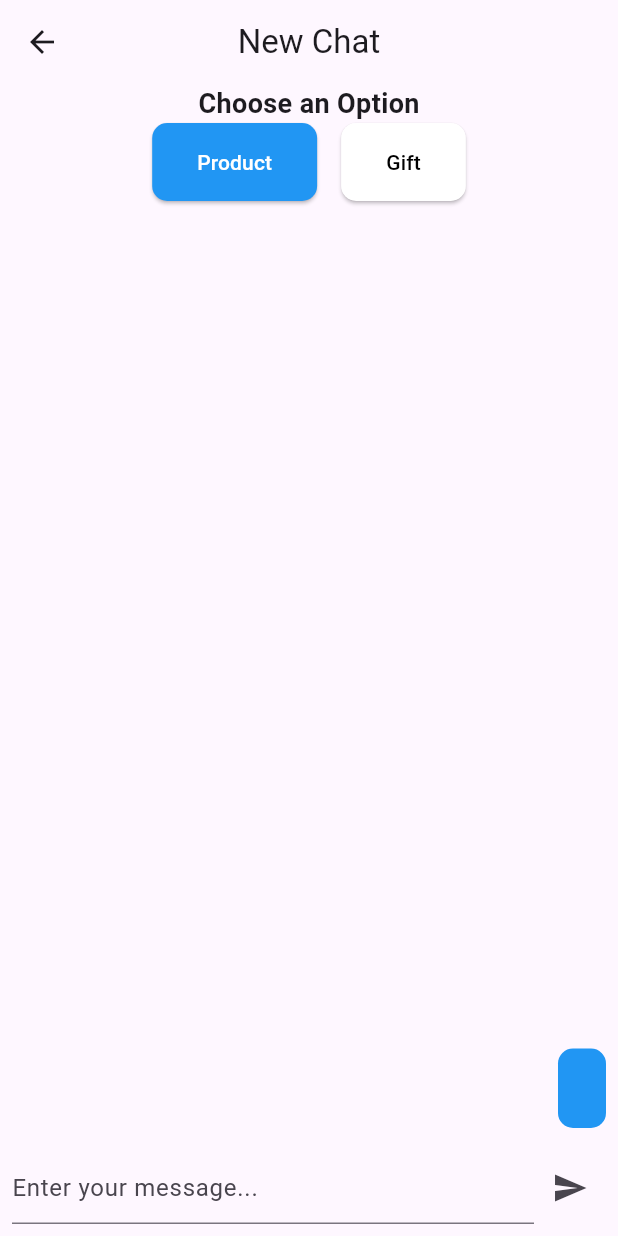
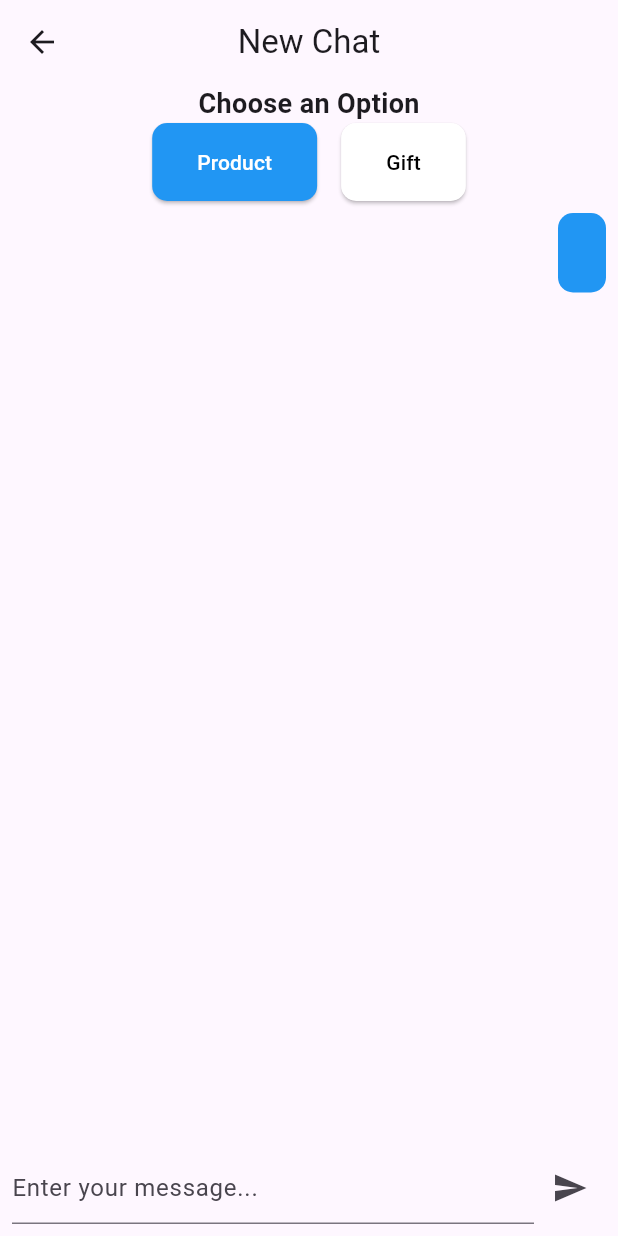
Before and after one commit to Shchoholiev/shopping-assistant-mobile-client, a Flutter app: the screen it shows after launch, after a tap on the "send" icon, on a phone screen of 412 x 824 dp. Run offline on Flutter 3.47's test engine with Material 2 defaults, Android fonts, the phone set to English and light mode, and no system bars; our stand-ins replace graphql, graphql_flutter, jwt_decoder, shared_preferences; accounts and stored records are empty; network calls fail; statements that could not run were skipped.

Commit message:
create new logic for chat

```diff
--- /dev/null
+++ b/lib/network/search_service.dart
@@ -0,0 +1,49 @@
+// search_service.dart
+
+import 'package:graphql_flutter/graphql_flutter.dart';
+import '../network/api_client.dart';
+import '../network/authentication_service.dart';
+import '../screens/chat.dart';
+
+const String startPersonalWishlistMutations = r'''
+  mutation startPersonalWishlist($dto: WishlistCreateDtoInput!) {
+    startPersonalWishlist(dto: $dto) {
+      createdById, id, name, type
+    }
+  }
+''';
+
+class SearchService {
+  final AuthenticationService _authenticationService = AuthenticationService();
+  final ApiClient client = ApiClient();
+
+  Future<void> initializeAuthenticationService() async {
+    await _authenticationService.initialize();
+  }
+
+  Future<void> startPersonalWishlist(String message, Function(Message) handleSSEMessage) async {
+    await _authenticationService.initialize();
+
+    final options = MutationOptions(
+      document: gql(startPersonalWishlistMutations),
+      variables: <String, dynamic>{
+        'dto': {'firstMessageText': message, 'type': 'Product'},
+      },
+    );
+
+    final result = await client.mutate(options);
+
+    if (result != null && result.containsKey('startPersonalWishlist')) {
+      final wishlistId = result['startPersonalWishlist']['id'];
+      final sseStream = client.getServerSentEventStream(
+        'api/productssearch/search/$wishlistId',
+        {'text': message},
+      );
+
+      await for (final chunk in sseStream) {
+        print('${chunk.event}: ${chunk.data}');
+        handleSSEMessage(Message(text: '${chunk.event}: ${chunk.data}'));
+      }
+    }
+  }
+}
--- a/lib/screens/chat.dart
+++ b/lib/screens/chat.dart
@@ -1,135 +1,92 @@
-import 'dart:convert';
+// search_screen.dart
 
 import 'package:flutter/material.dart';
-import 'package:graphql_flutter/graphql_flutter.dart';
-import 'package:shopping_assistant_mobile_client/network/api_client.dart';
+import 'package:shopping_assistant_mobile_client/network/search_service.dart';
 
-const String startPersonalWishlistMutations = r'''
-  mutation startPersonalWishlist($dto: WishlistCreateDtoInput!) {
-    startPersonalWishlist(dto: $dto) {
-      createdById, id, name, type
+class Message {
+  final String text;
+  final bool isUser;
+
+  Message({required this.text, this.isUser = false});
+}
+
+class MessageBubble extends StatelessWidget {
+  final String message;
+  final bool isOutgoing;
+
+  MessageBubble({required this.message, this.isOutgoing = true});
+
+  @override
+  Widget build(BuildContext context) {
+    return Align(
+      alignment: isOutgoing ? Alignment.centerRight : Alignment.centerLeft,
+      child: Container(
+        margin: const EdgeInsets.all(8.0),
+        padding: const EdgeInsets.all(16.0),
+        decoration: BoxDecoration(
+          color: isOutgoing ? Colors.blue : Colors.white,
+          borderRadius: BorderRadius.circular(10.0),
+        ),
+        child: Text(
+          message,
+          style: TextStyle(color: isOutgoing ? Colors.white : Colors.black),
+        ),
+      ),
+    );
   }
 }
-''';
-
-const String sendMessageMutation = r'''
-  mutation sendMessage($wishlistId: ID!, $message: String!) {
-    sendMessage(wishlistId: $wishlistId, message: $message) {
-      // Опис того, що ви очікуєте від відповіді
-    }
-  }
-''';
-
-final ApiClient client = ApiClient();
 
 class ChatScreen extends StatefulWidget {
   @override
   State createState() => ChatScreenState();
 }
 
-class MessageBubble extends StatelessWidget {
-  final String message;
-
-  MessageBubble({required this.message});
-
-  @override
-  Widget build(BuildContext context) {
-    return Align(
-      alignment: Alignment.centerRight,
-      child: Container(
-        margin: const EdgeInsets.all(8.0),
-        padding: const EdgeInsets.all(16.0),
-        decoration: BoxDecoration(
-          color: Colors.blue,
-          borderRadius: BorderRadius.circular(10.0),
-        ),
-        child: Text(
-          message,
-          style: TextStyle(color: Colors.white),
-        ),
-      ),
-    );
-  }
-}
-
 class ChatScreenState extends State<ChatScreen> {
-
+  final SearchService _searchService = SearchService();
+  List<Message> messages = [];
   final TextEditingController _messageController = TextEditingController();
-  List<String> messages = [];
   bool buttonsVisible = true;
   final ScrollController _scrollController = ScrollController();
 
-
   String wishlistId = '';
 
-  // Функція для старту першої вішлісту при відправці першого повідомлення
-  Future<void> _startPersonalWishlist() async {
-    final options = MutationOptions(
-      document: gql(startPersonalWishlistMutations),
-      variables: <String, dynamic>{
-        'dto': {'firstMessageText': messages.first, 'type': 'Product'},
-      },
-    );
-
-    final result = await client.mutate(options);
-
-    if (result != null && result.containsKey('startPersonalWishlist')) {
+  void _handleSSEMessage(Message message) {
     setState(() {
-        wishlistId = result['startPersonalWishlist']['id'];
+      messages.add(message);
     });
   }
+
+  Future<void> _startPersonalWishlist(String message) async {
+    await _searchService.initializeAuthenticationService();
+    await _searchService.startPersonalWishlist(message, _handleSSEMessage);
   }
 
-  // Функція для відправки повідомлення до API
   Future<void> _sendMessageToAPI(String message) async {
-    final options = MutationOptions(
-      document: gql(sendMessageMutation),
-      variables: <String, dynamic>{'wishlistId': wishlistId, 'message': message},
-    );
+    await _searchService.startPersonalWishlist(message, _handleSSEMessage);
 
-    final result = await client.mutate(options);
-
-    // Обробка результатів відправки повідомлення
-    if (result != null && result.containsKey('sendMessage')) {
-      // Отримання та обробка відповідей з GPT-4
-      var sseStream = client.getServerSentEventStream(
-        'api/productssearch/search/$wishlistId',
-        {'text': message},
-      );
-
-      await for (var chunk in sseStream) {
-        print('${chunk.event}: ${chunk.data}');
-        // Оновлення UI або збереження результатів, якщо необхідно
-      }
-    }
+    setState(() {
+      messages.add(Message(text: message, isUser: true));
+    });
   }
 
-  // Функція для відправки повідомлення
   void _sendMessage() {
-    String message = _messageController.text;
+    final message = _messageController.text;
     setState(() {
-      messages.insert(0, message);
+      messages.add(Message(text: message, isUser: true));
     });
 
     if (wishlistId.isEmpty) {
-      // Якщо вішліст не створено, стартуємо його
-      _startPersonalWishlist().then((_) {
-        // Після створення вішлісту, відправляємо перше повідомлення до API
-        _sendMessageToAPI(message);
-      });
+      _startPersonalWishlist(message);
     } else {
-      // Якщо вішліст вже існує, відправляємо повідомлення до API
       _sendMessageToAPI(message);
     }
 
     _messageController.clear();
     _scrollController.animateTo(
-      0.0,
+      _scrollController.position.maxScrollExtent,
       duration: Duration(milliseconds: 300),
       curve: Curves.easeOut,
-    );
-  }
-
+    );}
 
   void _showGiftNotAvailable() {
     showDialog(
@@ -156,11 +113,10 @@ class ChatScreenState extends State<ChatScreen> {
     return Scaffold(
       appBar: AppBar(
         title: Text('New Chat'),
-        centerTitle: true, // Відцентрувати заголовок
+        centerTitle: true,
         leading: IconButton(
           icon: Icon(Icons.arrow_back),
           onPressed: () {
-            // Обробник для кнопки "Назад"
             print('Back button pressed');
           },
         ),
@@ -182,29 +138,28 @@ class ChatScreenState extends State<ChatScreen> {
                     children: <Widget>[
                       ElevatedButton(
                         onPressed: () {
-                          // Обробник для кнопки "Product"
                           print('Product button pressed');
                         },
                         style: ElevatedButton.styleFrom(
                           padding: EdgeInsets.symmetric(horizontal: 30, vertical: 16),
                           shape: RoundedRectangleBorder(
-                            borderRadius: BorderRadius.circular(10), // Закруглення країв
+                            borderRadius: BorderRadius.circular(10),
                           ),
-                          primary: Colors.blue, // Колір кнопки
-                          onPrimary: Colors.white, // Колір тексту на активній кнопці
+                          primary: Colors.blue,
+                          onPrimary: Colors.white,
                         ),
                         child: Text('Product'),
                       ),
-                      SizedBox(width: 16.0), // Простір між кнопками
+                      SizedBox(width: 16.0),
                       ElevatedButton(
                         onPressed: _showGiftNotAvailable,
                         style: ElevatedButton.styleFrom(
                           padding: EdgeInsets.symmetric(horizontal: 30, vertical: 16),
                           shape: RoundedRectangleBorder(
-                            borderRadius: BorderRadius.circular(10), // Закруглення країв
+                            borderRadius: BorderRadius.circular(10),
                           ),
-                          primary: Colors.white, // Колір кнопки "Gift"
-                          onPrimary: Colors.black, // Колір тексту на активній кнопці
+                          primary: Colors.white,
+                          onPrimary: Colors.black,
                         ),
                         child: Text('Gift'),
                       ),
@@ -215,16 +170,17 @@ class ChatScreenState extends State<ChatScreen> {
             ),
           ),
           Expanded(
-            child: ListView(
+            child: ListView.builder(
               controller: _scrollController,
-              reverse: true, // Щоб список був у зворотньому порядку
-              children: <Widget>[
-                // Повідомлення користувача
-                for (var message in messages)
-                  MessageBubble(
-                    message: message,
-                  ),
-              ],
+              reverse: false,
+              itemCount: messages.length,
+              itemBuilder: (context, index) {
+                final message = messages[index];
+                return MessageBubble(
+                  message: message.text,
+                  isOutgoing: message.isUser,
+                );
+              },
             ),
           ),
           Container(
```
Lines whose indentation alone changed are shown as unchanged.
